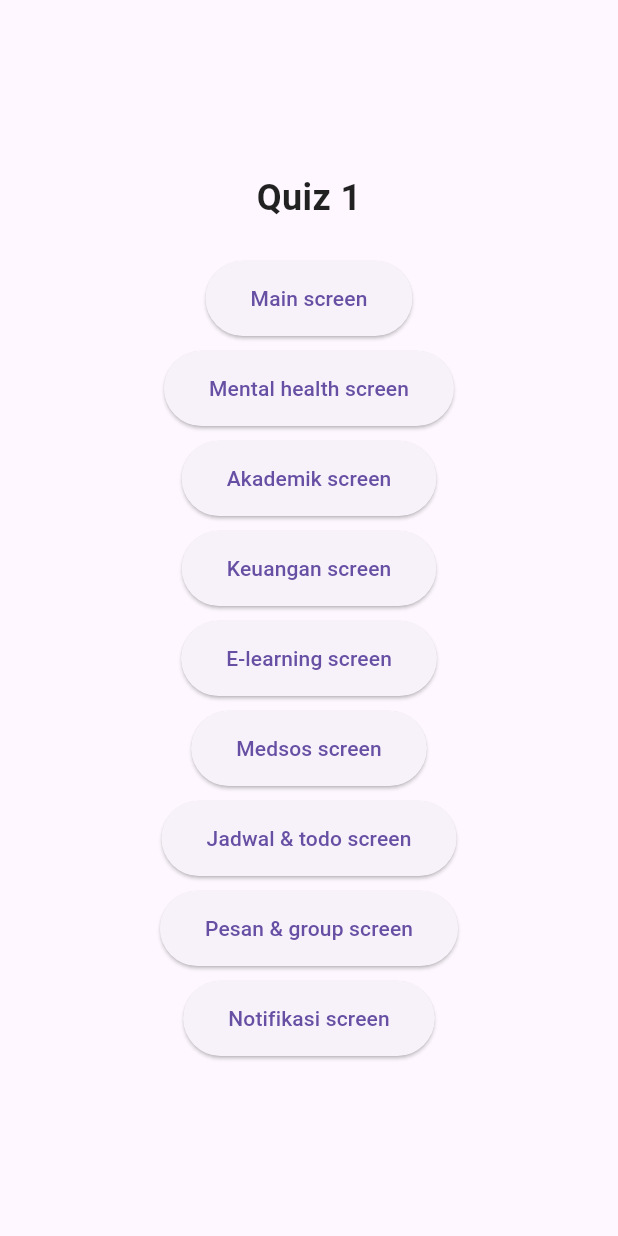
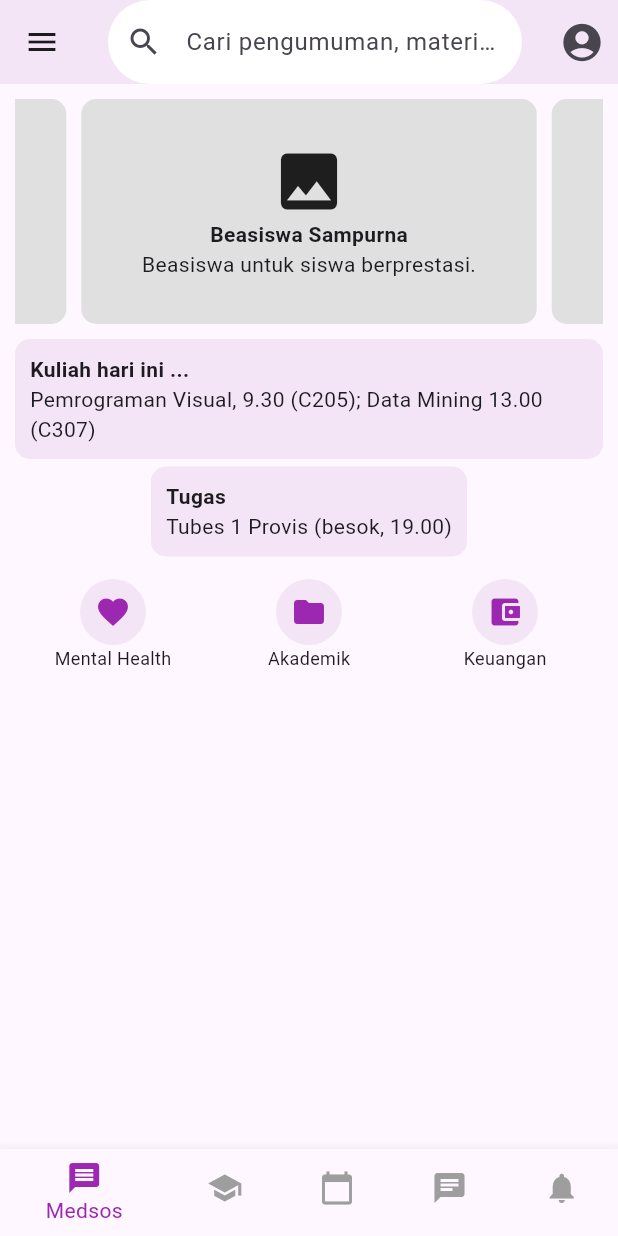
Before and after one commit to kiy4h/provis-kuis1, a Flutter app: the screen it shows after launch, after a tap on "Main screen", on a phone screen of 412 x 824 dp. Run offline on Flutter 3.47's test engine with Material 3 defaults, Android fonts, the phone set to English and light mode, and no system bars; drawn by our look-alikes of carousel_slider.

Commit message:
add main_screen.dart and link the other buttons

```diff
--- a/lib/main.dart
+++ b/lib/main.dart
@@ -1,4 +1,5 @@
 import 'package:flutter/material.dart';
+import 'main_screen.dart';
 
 void main() {
   runApp(const MyApp());
@@ -10,30 +11,31 @@ class MyApp extends StatelessWidget {
   @override
   Widget build(BuildContext context) {
     return MaterialApp(
-      debugShowCheckedModeBanner: false,
-      home: QuizScreen(),
+      title: 'Test Route',
+      routes: {
+        '/': (context) => QuizScreen(),
+        '/main': (context) => HomeScreen()
+      },
     );
   }
 }
 
 class QuizScreen extends StatelessWidget {
-  final List<String> quizOptions = [
-    "Main screen",
-    "Mental health screen",
-    "Akademik screen",
-    "Keuangan screen",
-    "E-learning screen",
-    "Medsos screen",
-    "Jadwal & todo screen",
-    "Pesan & group screen",
-    "Notifikasi screen",
-  ];
+  final Map<String, String> quizOptions = {
+    "Main screen": "/main",
+    "Mental health screen": "/mental_health",
+    "Akademik screen": "/akademik",
+    "Keuangan screen": "/keuangan",
+    "E-learning screen": "/elearning",
+    "Medsos screen": "/medsos",
+    "Jadwal & todo screen": "/jadwal_todo",
+    "Pesan & group screen": "/pesan_group",
+    "Notifikasi screen": "/notifikasi",
+  };
 
   @override
   Widget build(BuildContext context) {
     return Scaffold(
-      // ini body
-      // backgroundColor: Colors.purple.shade50, // Latar belakang soft ungu
       body: Center(
         child: Column(
           mainAxisSize: MainAxisSize.min,
@@ -47,20 +49,20 @@ class QuizScreen extends StatelessWidget {
               ),
             ),
             const SizedBox(height: 20),
-            ...quizOptions.map((option) => Padding(
+            ...quizOptions.entries.map((entry) => Padding(
                   padding: const EdgeInsets.symmetric(vertical: 5),
                   child: ElevatedButton(
-                    onPressed: () {},
+                    onPressed: () {
+                      Navigator.of(context).pushNamed(entry.value);
+                    },
                     style: ElevatedButton.styleFrom(
-                      // foregroundColor: Colors.purple, // Warna teks
-                      // backgroundColor: Colors.white, // Warna tombol
                       padding: const EdgeInsets.symmetric(
                           horizontal: 30, vertical: 15),
                       shape: RoundedRectangleBorder(
                         borderRadius: BorderRadius.circular(30),
                       ),
                     ),
-                    child: Text(option),
+                    child: Text(entry.key),
                   ),
                 )),
           ],
--- /dev/null
+++ b/lib/main_screen.dart
@@ -0,0 +1,174 @@
+import 'package:flutter/material.dart';
+import 'package:carousel_slider/carousel_slider.dart';
+
+void main() {
+  runApp(const MyApp());
+}
+
+class MyApp extends StatelessWidget {
+  const MyApp({super.key});
+
+  @override
+  Widget build(BuildContext context) {
+    return MaterialApp(
+      debugShowCheckedModeBanner: false,
+      home: const HomeScreen(),
+    );
+  }
+}
+
+class HomeScreen extends StatelessWidget {
+  const HomeScreen({super.key});
+
+  @override
+  Widget build(BuildContext context) {
+    return Scaffold(
+      appBar: AppBar(
+        backgroundColor: Colors.purple[50],
+        elevation: 0,
+        title: TextField(
+          decoration: InputDecoration(
+            hintText: "Cari pengumuman, materi kuliah",
+            prefixIcon: const Icon(Icons.search),
+            filled: true,
+            fillColor: Colors.white,
+            border: OutlineInputBorder(
+              borderRadius: BorderRadius.circular(30),
+              borderSide: BorderSide.none,
+            ),
+          ),
+        ),
+        actions: [
+          IconButton(
+            icon: const Icon(Icons.account_circle, size: 30),
+            onPressed: () {},
+          ),
+        ],
+      ),
+      drawer: Drawer(
+        child: ListView(
+          children: const [
+            DrawerHeader(child: Text("Menu")),
+            ListTile(title: Text("Profil")),
+            ListTile(title: Text("Pengaturan")),
+          ],
+        ),
+      ),
+      body: Column(
+        children: [
+          // Carousel Slider untuk Beasiswa
+          Padding(
+            padding: const EdgeInsets.all(10),
+            child: CarouselSlider(
+              options: CarouselOptions(height: 150, autoPlay: true),
+              items: [1, 2, 3].map((i) {
+                return Builder(
+                  builder: (context) {
+                    return Container(
+                      width: MediaQuery.of(context).size.width,
+                      margin: const EdgeInsets.symmetric(horizontal: 5.0),
+                      decoration: BoxDecoration(
+                        color: Colors.grey[300],
+                        borderRadius: BorderRadius.circular(10),
+                      ),
+                      child: Column(
+                        mainAxisAlignment: MainAxisAlignment.center,
+                        children: [
+                          const Icon(Icons.image, size: 50),
+                          const Text("Beasiswa Sampurna",
+                              style: TextStyle(fontWeight: FontWeight.bold)),
+                          const Text("Beasiswa untuk siswa berprestasi."),
+                        ],
+                      ),
+                    );
+                  },
+                );
+              }).toList(),
+            ),
+          ),
+
+          // Kuliah & Tugas
+          Container(
+            margin: const EdgeInsets.symmetric(horizontal: 10),
+            padding: const EdgeInsets.all(10),
+            decoration: BoxDecoration(
+              color: Colors.purple[50],
+              borderRadius: BorderRadius.circular(10),
+            ),
+            child: const Column(
+              crossAxisAlignment: CrossAxisAlignment.start,
+              children: [
+                Text("Kuliah hari ini ...",
+                    style: TextStyle(fontWeight: FontWeight.bold)),
+                Text(
+                    "Pemrograman Visual, 9.30 (C205); Data Mining 13.00 (C307)"),
+              ],
+            ),
+          ),
+
+          Container(
+            margin: const EdgeInsets.symmetric(horizontal: 10, vertical: 5),
+            padding: const EdgeInsets.all(10),
+            decoration: BoxDecoration(
+              color: Colors.purple[50],
+              borderRadius: BorderRadius.circular(10),
+            ),
+            child: const Column(
+              crossAxisAlignment: CrossAxisAlignment.start,
+              children: [
+                Text("Tugas", style: TextStyle(fontWeight: FontWeight.bold)),
+                Text("Tubes 1 Provis (besok, 19.00)"),
+              ],
+            ),
+          ),
+
+          // Menu Grid
+          Padding(
+            padding: const EdgeInsets.all(10),
+            child: GridView.count(
+              shrinkWrap: true,
+              crossAxisCount: 3,
+              children: [
+                _buildMenuItem(Icons.favorite, "Mental Health"),
+                _buildMenuItem(Icons.folder, "Akademik"),
+                _buildMenuItem(Icons.account_balance_wallet, "Keuangan"),
+              ],
+            ),
+          ),
+        ],
+      ),
+
+      // Bottom Navigation Bar
+      bottomNavigationBar: BottomNavigationBar(
+        selectedItemColor: Colors.purple,
+        unselectedItemColor: Colors.grey,
+        items: const [
+          BottomNavigationBarItem(icon: Icon(Icons.message), label: "Medsos"),
+          BottomNavigationBarItem(icon: Icon(Icons.school), label: "Elearning"),
+          BottomNavigationBarItem(
+              icon: Icon(Icons.calendar_today), label: "Jadwal & Todo"),
+          BottomNavigationBarItem(
+              icon: Icon(Icons.chat), label: "Pesan & Group"),
+          BottomNavigationBarItem(
+              icon: Icon(Icons.notifications), label: "Notifikasi"),
+        ],
+      ),
+    );
+  }
+
+  Widget _buildMenuItem(IconData icon, String label) {
+    return Column(
+      children: [
+        Container(
+          decoration: BoxDecoration(
+            color: Colors.purple[50],
+            shape: BoxShape.circle,
+          ),
+          padding: const EdgeInsets.all(10),
+          child: Icon(icon, color: Colors.purple),
+        ),
+        Text(label, style: const TextStyle(fontSize: 12)),
+      ],
+    );
+  }
+}
--- a/pubspec.yaml
+++ b/pubspec.yaml
@@ -30,6 +30,7 @@ environment:
 dependencies:
   flutter:
     sdk: flutter
+  carousel_slider: ^5.0.0
 
   # The following adds the Cupertino Icons font to your application.
   # Use with the CupertinoIcons class for iOS style icons.
```
Also changed, not shown: pubspec.lock, 1 other file.
